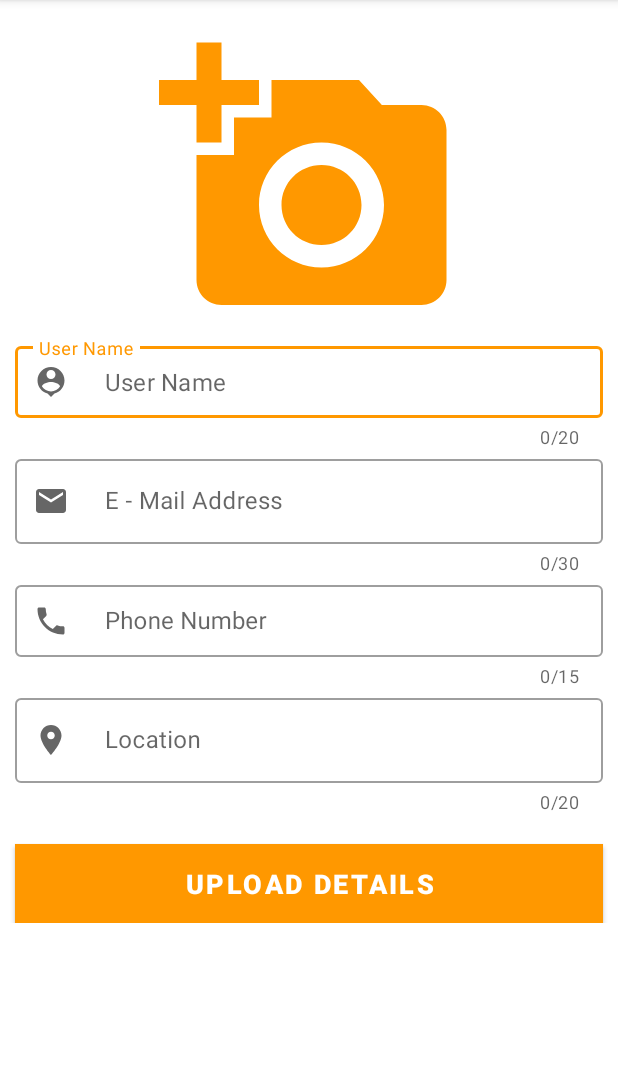
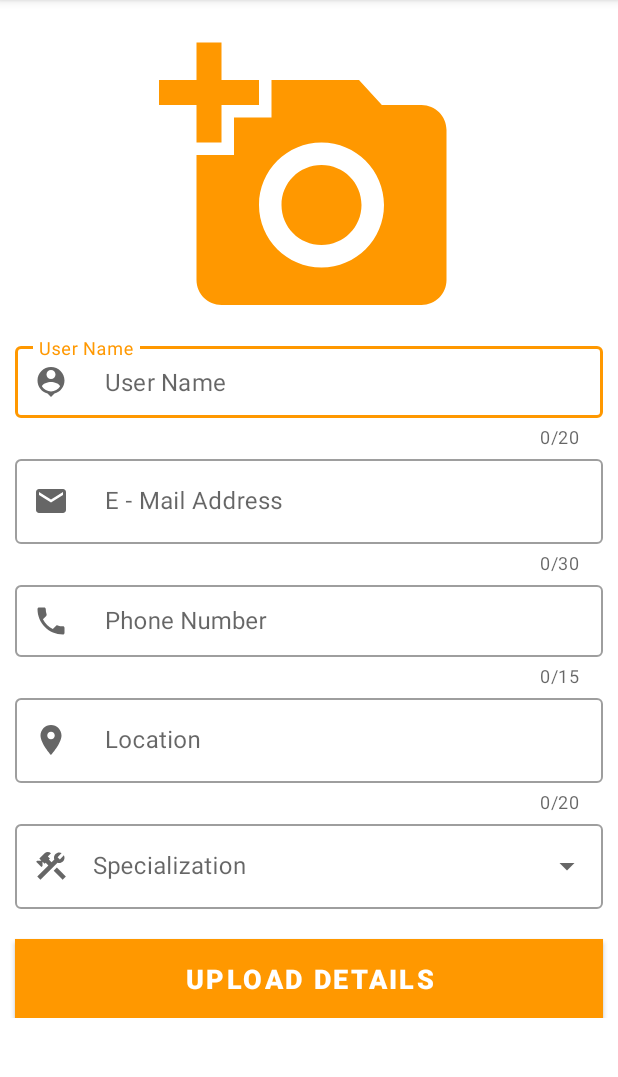
Before and after one commit to BrendahWotia/MechanicApp, an Android app: the Mechanic screen opened directly, with no data from a screen before it, on a phone screen of 412 x 824 dp, the part 84-1161 px from its top. Run offline under Robolectric (Android 15) with nearby library versions, the phone set to English and light mode, and no system bars; our stand-ins replace Firebase (no records; nobody signed in at launch, a user with empty details on screens opened directly), Picasso; pictures from the network do not load.

Commit message:
minor bug fixes

```diff
--- a/app/src/main/java/com/example/mobilemechanic/Mechanic.java
+++ b/app/src/main/java/com/example/mobilemechanic/Mechanic.java
@@ -13,6 +13,8 @@ import android.os.Bundle;
 import android.os.Handler;
 import android.view.View;
 import android.webkit.MimeTypeMap;
+import android.widget.ArrayAdapter;
+import android.widget.AutoCompleteTextView;
 import android.widget.Button;
 import android.widget.EditText;
 import android.widget.ImageView;
@@ -35,7 +37,7 @@ public class Mechanic extends AppCompatActivity {
     Uri image_uri;
     Button uploadButton ;
     ImageView mechImage;
-    String nameMech, phoneMech, locationMech, emailMech;
+    String nameMech, phoneMech, locationMech, emailMech, spec;
     FirebaseDatabase database ;
     DatabaseReference mechanicReference ;
     MechanicModel mechanic ;
@@ -44,6 +46,7 @@ public class Mechanic extends AppCompatActivity {
     private ProgressBar mProgress;
     public static final int IMAGE_REQUEST = 1;
     private static final int PERMISSION_CODE = 1000;
+    private AutoCompleteTextView autoCompleteTextView;
 
     @Override
     protected void onCreate(Bundle savedInstanceState) {
@@ -54,6 +57,14 @@ public class Mechanic extends AppCompatActivity {
         getSupportActionBar().setDisplayShowHomeEnabled(true);
 
         setTitle("New Mechanic");
+
+//        Drop down list of mechanics
+        String [] specification = new String[] {"Service Technicians", "Diagnostic Technicians", "Brake and Transmission Technicians", "Body Repair Technicians",
+        "Vehicle Refinishers", "Vehicle Inspectors", "General"};
+        ArrayAdapter<String> adapter = new ArrayAdapter<>(this, R.layout.dropdown, specification);
+
+        autoCompleteTextView = findViewById(R.id.specList);
+        autoCompleteTextView.setAdapter(adapter);
 
         storageReference = FirebaseStorage.getInstance().getReference("Mechanics");
         databaseReference = FirebaseDatabase.getInstance().getReference("Mechanics");
@@ -76,6 +87,7 @@ public class Mechanic extends AppCompatActivity {
             public void onClick(View v) {
 //                mProgress.setVisibility(View.VISIBLE);
 //                uploadDetails();
+//                Toast.makeText(Mechanic.this, "Value : " + autoCompleteTextView.getText().toString().trim(), Toast.LENGTH_SHORT).show();
                 receiveEntries();
             }
         });
@@ -140,16 +152,14 @@ public class Mechanic extends AppCompatActivity {
                                 }, 500);
                                 Toast.makeText(Mechanic.this, "Upload Successful..." + sImage, Toast.LENGTH_SHORT).show();
 
-                                mechanic = new MechanicModel(nameMech, phoneMech,locationMech, emailMech, sImage);
-//                                product = new Products(sName, sPhone, sLocation, sImage, sPrice, sCapacity, sEmail);
+                                mechanic = new MechanicModel(nameMech, phoneMech,locationMech, emailMech, sImage, spec);
                                 String key = databaseReference.push().getKey();
-//                                product.setID(key);
                                 mechanic.setId(key);
                                 databaseReference.child(key).setValue(mechanic);
 
                                 Toast.makeText(Mechanic.this, "Success Key retention...", Toast.LENGTH_LONG).show();
                                 mProgress.setVisibility(View.INVISIBLE);
-                                backToProfile(nameMech, phoneMech,locationMech, emailMech, sImage);
+                                backToProfile(nameMech, phoneMech,locationMech, emailMech, sImage, spec);
                                 name.setText("");
                                 location.setText("");
                                 phone.setText("");
@@ -184,7 +194,7 @@ public class Mechanic extends AppCompatActivity {
         return extension;
     }
 
-    private void backToProfile(String nameMech, String phoneMech, String locationMech, String emailMech, String imageMech) {
+    private void backToProfile(String nameMech, String phoneMech, String locationMech, String emailMech, String imageMech, String special) {
         Intent backIntent = new Intent(this, Profile.class);
         backIntent.putExtra("phone", phoneMech);
         backIntent.putExtra("name", nameMech);
@@ -193,6 +203,7 @@ public class Mechanic extends AppCompatActivity {
 //        backIntent.putExtra("capacity", product.getCapacity());
         backIntent.putExtra("mail", emailMech);
         backIntent.putExtra("image", imageMech);
+        backIntent.putExtra("speciality", special);
 //        backIntent.putExtra("key", key);
         Toast.makeText(this, "Successful Upload of Details..", Toast.LENGTH_SHORT).show();
 //
@@ -216,12 +227,14 @@ public class Mechanic extends AppCompatActivity {
         phoneMech = phone.getText().toString().trim();
         locationMech = location.getText().toString().trim();
         emailMech = email.getText().toString().trim();
+        spec = autoCompleteTextView.getText().toString().trim();
 
         checkFields();
     }
 
     private void checkFields() {
-            if (nameMech.isEmpty() || phoneMech.isEmpty() || locationMech.isEmpty() || emailMech.isEmpty() || image_uri == null) {
+            if (nameMech.isEmpty() || phoneMech.isEmpty() || locationMech.isEmpty() || emailMech.isEmpty() || image_uri == null
+            || spec.isEmpty()) {
                 Toast.makeText(this, "Missing Fields...", Toast.LENGTH_SHORT).show();
             } else {
 
--- /dev/null
+++ b/app/src/main/res/drawable/ic_construction.xml
@@ -0,0 +1,13 @@
+<vector xmlns:android="http://schemas.android.com/apk/res/android"
+    android:width="24dp"
+    android:height="24dp"
+    android:viewportWidth="24"
+    android:viewportHeight="24"
+    android:tint="?attr/colorControlNormal">
+  <path
+      android:fillColor="@android:color/white"
+      android:pathData="M13.7827,15.1719l2.1213,-2.1213l5.9962,5.9962l-2.1213,2.1213z"/>
+  <path
+      android:fillColor="@android:color/white"
+      android:pathData="M17.5,10c1.93,0 3.5,-1.57 3.5,-3.5c0,-0.58 -0.16,-1.12 -0.41,-1.6l-2.7,2.7L16.4,6.11l2.7,-2.7C18.62,3.16 18.08,3 17.5,3C15.57,3 14,4.57 14,6.5c0,0.41 0.08,0.8 0.21,1.16l-1.85,1.85l-1.78,-1.78l0.71,-0.71L9.88,5.61L12,3.49c-1.17,-1.17 -3.07,-1.17 -4.24,0L4.22,7.03l1.41,1.41H2.81L2.1,9.15l3.54,3.54l0.71,-0.71V9.15l1.41,1.41l0.71,-0.71l1.78,1.78l-7.41,7.41l2.12,2.12L16.34,9.79C16.7,9.92 17.09,10 17.5,10z"/>
+</vector>
--- a/app/src/main/res/layout/activity_mechanic.xml
+++ b/app/src/main/res/layout/activity_mechanic.xml
@@ -144,6 +144,35 @@
 
         </com.google.android.material.textfield.TextInputLayout>
 
+        <com.google.android.material.textfield.TextInputLayout
+            android:id="@+id/outlinedSpecification"
+            android:layout_width="match_parent"
+            android:layout_height="wrap_content"
+            app:startIconDrawable="@drawable/ic_construction"
+            android:hint="Specialization"
+            app:placeholderText="Specialization"
+            app:startIconContentDescription="State Your Speciality in Mechanic Repair"
+            app:layout_constraintStart_toStartOf="parent"
+            app:layout_constraintEnd_toEndOf="parent"
+            android:layout_marginTop="1dp"
+            android:layout_marginEnd="10dp"
+            android:layout_marginLeft="10dp"
+            android:layout_marginRight="10dp"
+            android:layout_marginStart="10dp"
+            app:layout_constraintTop_toBottomOf="@id/outlinedMechLocation"
+            android:orientation="horizontal"
+            style="@style/Widget.MaterialComponents.TextInputLayout.OutlinedBox.ExposedDropdownMenu"
+            >
+
+        <AutoCompleteTextView
+            android:id="@+id/specList"
+            android:layout_width="match_parent"
+            android:layout_height="wrap_content"
+            android:inputType="none"
+            />
+
+    </com.google.android.material.textfield.TextInputLayout>
+
 <!--        <EditText-->
 <!--            android:id="@+id/etName"-->
 <!--            android:layout_width="0dp"-->
@@ -188,7 +217,7 @@
             android:textStyle="bold"
             app:layout_constraintEnd_toEndOf="parent"
             app:layout_constraintStart_toStartOf="parent"
-            app:layout_constraintTop_toBottomOf="@id/outlinedMechLocation" />
+            app:layout_constraintTop_toBottomOf="@id/outlinedSpecification" />
 
 
 
```
Also changed, not shown: app/src/main/java/com/example/mobilemechanic/Driver.java (+4 -7 lines), app/src/main/java/com/example/mobilemechanic/MechanicDetails.java (+8 -5 lines), app/src/main/java/com/example/mobilemechanic/MechanicModel.java (+18 -0 lines), app/src/main/java/com/example/mobilemechanic/Profile.java (+7 -3 lines), app/src/main/java/com/example/mobilemechanic/mechanicsAdapter.java (+6 -6 lines), app/src/main/res/layout/activity_mechanic_details.xml (+43 -2 lines), app/src/main/res/layout/activity_profile.xml (+15 -0 lines), app/src/main/res/layout/dropdown.xml (added, +10 -0 lines), app/src/main/res/layout/recycler_layout.xml (+9 -9 lines).
